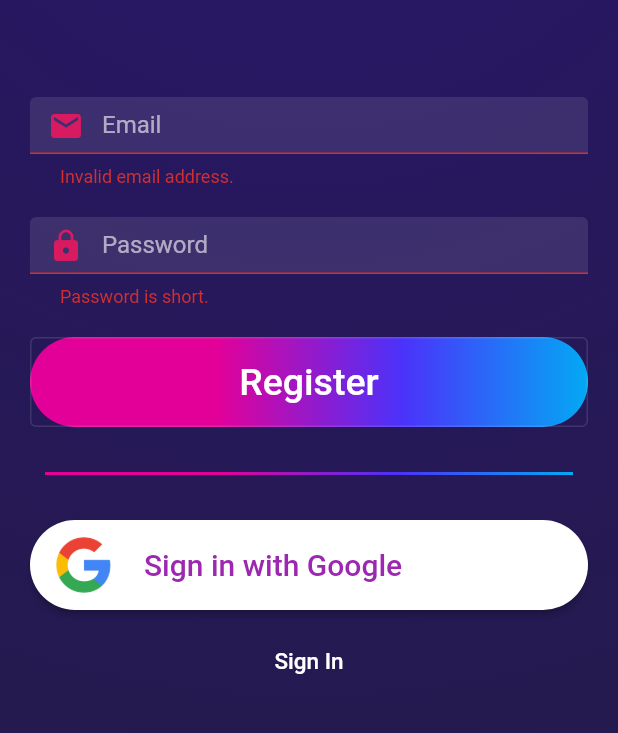
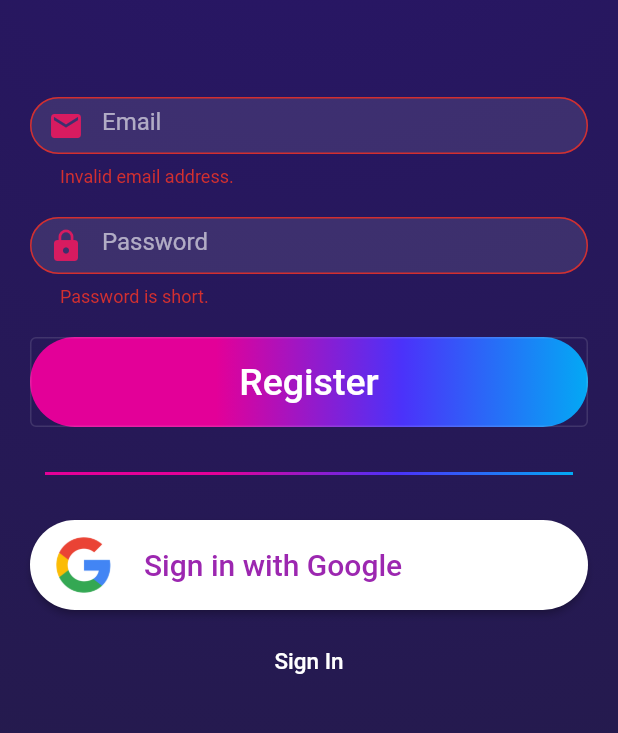
Before and after one commit to NavidAG/Flutter_music_player, a Flutter app: the AuthenticationPage screen opened directly, after a tap on "Register", on a phone screen of 412 x 824 dp, the part 287-1020 px from its top. Run offline on Flutter 3.47's test engine with Material 2 defaults, Android fonts, the phone set to English and light mode, and no system bars; our stand-ins replace flutter_svg.

Commit message:
Authentication page was designed and implemented.

```diff
--- a/musicplayer/lib/screens/tabs/authentication.dart
+++ b/musicplayer/lib/screens/tabs/authentication.dart
@@ -62,6 +62,14 @@ class _AuthenticationPageState extends State<AuthenticationPage> {
                               });
                             },
                             decoration: InputDecoration(
+                              border: OutlineInputBorder(
+                                borderSide: BorderSide(
+                                  width: 2,
+                                  color: Colors.pink.shade900,
+                                ),
+                                borderRadius: BorderRadius.circular(100),
+                              ),
+
                               prefixIcon: Icon(
                                 Icons.mail,
                                 color: Colors.pink.shade600,
@@ -109,6 +117,13 @@ class _AuthenticationPageState extends State<AuthenticationPage> {
                               },
                               obscureText: true,
                               decoration: InputDecoration(
+                                border: OutlineInputBorder(
+                                  borderSide: BorderSide(
+                                    width: 2,
+                                    color: Colors.pink.shade900,
+                                  ),
+                                  borderRadius: BorderRadius.circular(100),
+                                ),
                                 prefixIcon: Icon(
                                   Icons.lock,
                                   color: Colors.pink.shade600,
@@ -294,6 +309,13 @@ class _AuthenticationPageState extends State<AuthenticationPage> {
                           });
                         },
                         decoration: InputDecoration(
+                          border: OutlineInputBorder(
+                            borderSide: BorderSide(
+                              width: 2,
+                              color: Colors.pink.shade900,
+                            ),
+                            borderRadius: BorderRadius.circular(100),
+                          ),
                           prefixIcon: Icon(
                             Icons.mail,
                             color: Colors.pink.shade600,
@@ -335,6 +357,13 @@ class _AuthenticationPageState extends State<AuthenticationPage> {
                           },
                           obscureText: true,
                           decoration: InputDecoration(
+                            border: OutlineInputBorder(
+                              borderSide: BorderSide(
+                                width: 2,
+                                color: Colors.pink.shade900,
+                              ),
+                              borderRadius: BorderRadius.circular(100),
+                            ),
                             prefixIcon: Icon(
                               Icons.lock,
                               color: Colors.pink.shade600,
@@ -377,6 +406,13 @@ class _AuthenticationPageState extends State<AuthenticationPage> {
                           },
                           obscureText: true,
                           decoration: InputDecoration(
+                            border: OutlineInputBorder(
+                              borderSide: BorderSide(
+                                width: 2,
+                                color: Colors.pink.shade900,
+                              ),
+                              borderRadius: BorderRadius.circular(100),
+                            ),
                             prefixIcon: Icon(
                               Icons.lock,
                               color: Colors.pink.shade600,
```
